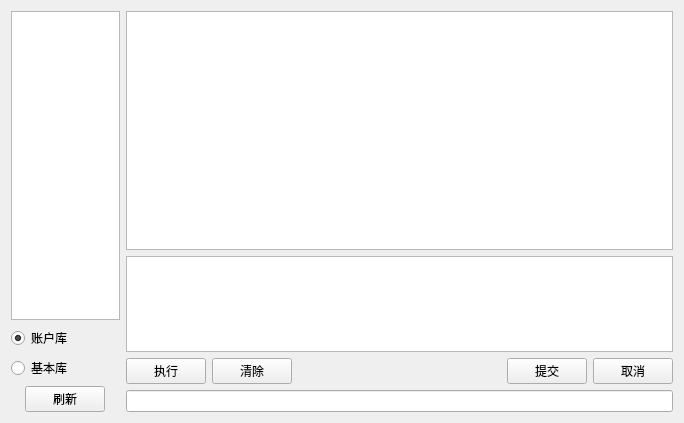
First picture: the form in forms/databaseaccessform.ui, repository wangkungit5905/PzAssistant, before the edit.
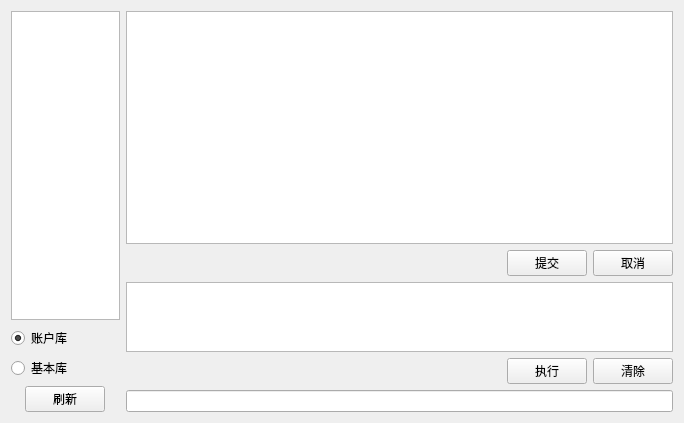
Second picture: the form after the edit.

Patch:
```diff
--- a/forms/databaseaccessform.ui
+++ b/forms/databaseaccessform.ui
@@ -13,7 +13,7 @@
   <property name="windowTitle">
    <string>Form</string>
   </property>
-  <layout class="QHBoxLayout" name="horizontalLayout_3" stretch="1,5">
+  <layout class="QHBoxLayout" name="horizontalLayout_4" stretch="1,5">
    <item>
     <layout class="QVBoxLayout" name="verticalLayout_3">
      <item>
@@ -80,31 +80,21 @@
     </layout>
    </item>
    <item>
-    <layout class="QVBoxLayout" name="verticalLayout_2" stretch="5,2,0,0">
+    <layout class="QVBoxLayout" name="verticalLayout_2" stretch="20,1,2,1,1">
      <item>
-      <widget class="QTableView" name="tw"/>
-     </item>
-     <item>
-      <widget class="QPlainTextEdit" name="sqlInput"/>
+      <widget class="QTableView" name="tw">
+       <property name="contextMenuPolicy">
+        <enum>Qt::ActionsContextMenu</enum>
+       </property>
+       <property name="selectionBehavior">
+        <enum>QAbstractItemView::SelectRows</enum>
+       </property>
+      </widget>
      </item>
      <item>
       <layout class="QHBoxLayout" name="horizontalLayout_2">
        <item>
-        <widget class="QPushButton" name="btnExec">
-         <property name="text">
-          <string>执行</string>
-         </property>
-        </widget>
-       </item>
-       <item>
-        <widget class="QPushButton" name="btnClear">
-         <property name="text">
-          <string>清除</string>
-         </property>
-        </widget>
-       </item>
-       <item>
-        <spacer name="horizontalSpacer">
+        <spacer name="horizontalSpacer_4">
          <property name="orientation">
           <enum>Qt::Horizontal</enum>
          </property>
@@ -132,6 +122,40 @@
        </item>
       </layout>
      </item>
+     <item>
+      <widget class="QPlainTextEdit" name="sqlInput"/>
+     </item>
+     <item>
+      <layout class="QHBoxLayout" name="horizontalLayout_3">
+       <item>
+        <spacer name="horizontalSpacer">
+         <property name="orientation">
+          <enum>Qt::Horizontal</enum>
+         </property>
+         <property name="sizeHint" stdset="0">
+          <size>
+           <width>40</width>
+           <height>20</height>
+          </size>
+         </property>
+        </spacer>
+       </item>
+       <item>
+        <widget class="QPushButton" name="btnExec">
+         <property name="text">
+          <string>执行</string>
+         </property>
+        </widget>
+       </item>
+       <item>
+        <widget class="QPushButton" name="btnClear">
+         <property name="text">
+          <string>清除</string>
+         </property>
+        </widget>
+       </item>
+      </layout>
+     </item>
      <item>
       <widget class="QLineEdit" name="stateInfo"/>
      </item>
```
Left out of the diff: 10 changed lines with no effect on the pictures.
